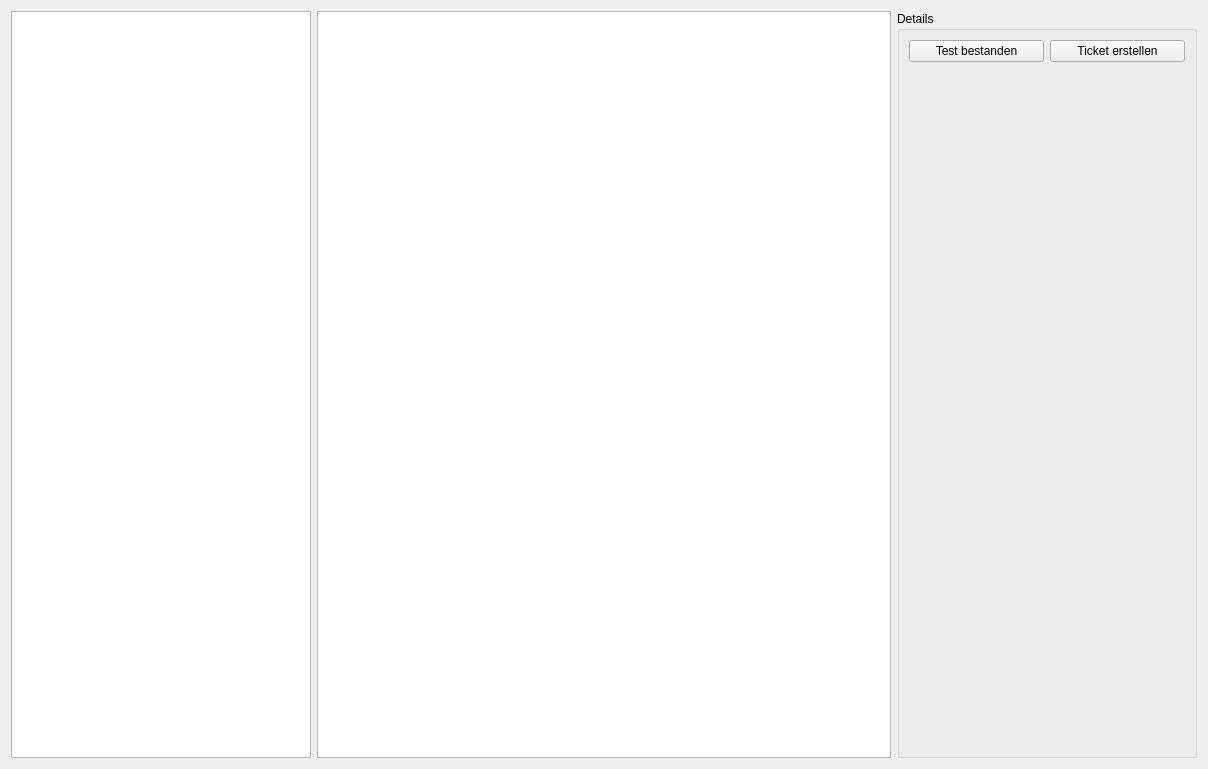
The window that SystemsWidget.ui (ghannami/TicketSystem) describes before a commit, drawn with Qt 5.
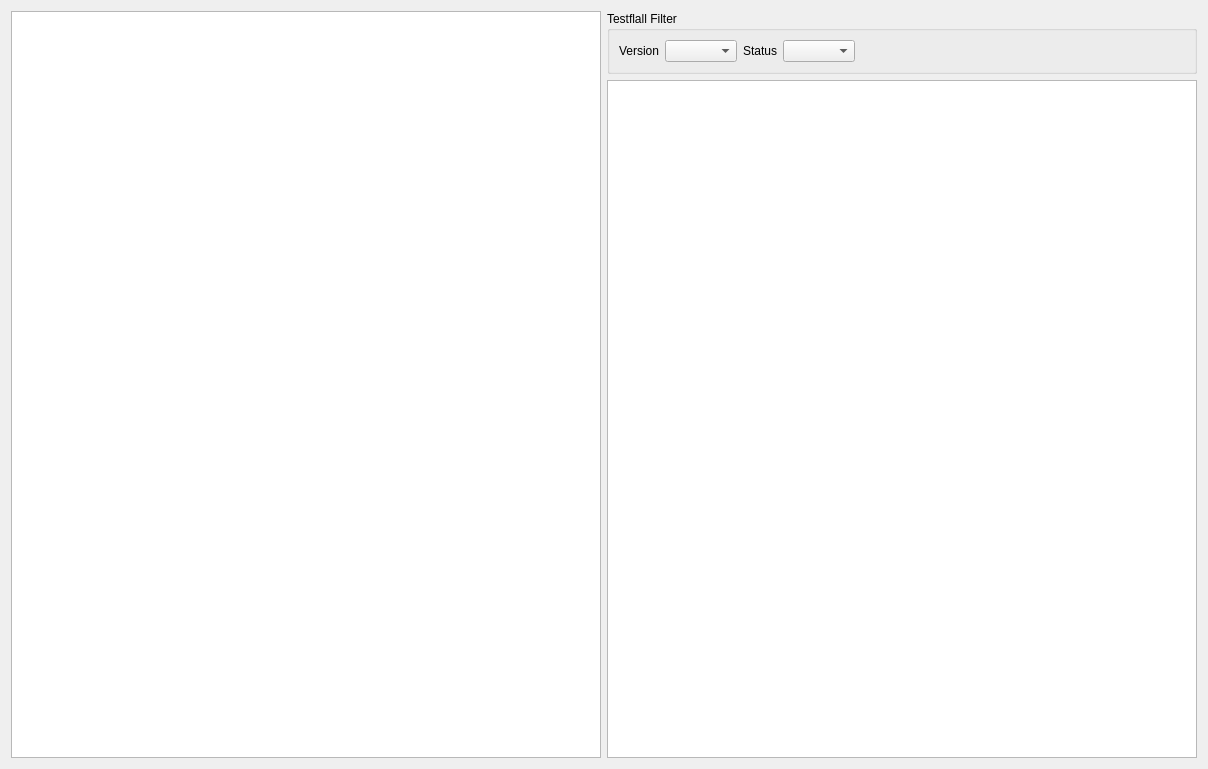
The same window after the commit.

Commit message: Systeme Versionen und Test Verwaltung.

```diff
--- a/SystemsWidget.ui
+++ b/SystemsWidget.ui
@@ -18,68 +18,66 @@
     <widget class="QTreeView" name="sysView">
      <property name="minimumSize">
       <size>
-       <width>300</width>
+       <width>0</width>
        <height>0</height>
       </size>
      </property>
      <property name="maximumSize">
       <size>
-       <width>250</width>
+       <width>16777215</width>
        <height>16777215</height>
       </size>
      </property>
     </widget>
    </item>
    <item>
-    <widget class="QTreeView" name="testView"/>
-   </item>
+    <layout class="QVBoxLayout" name="verticalLayout">
    <item>
     <widget class="QGroupBox" name="groupBox">
-     <property name="minimumSize">
-      <size>
-       <width>300</width>
-       <height>0</height>
-      </size>
-     </property>
-     <property name="maximumSize">
-      <size>
-       <width>300</width>
-       <height>16777215</height>
-      </size>
-     </property>
      <property name="title">
-      <string>Details</string>
+        <string>Testflall Filter</string>
      </property>
      <layout class="QGridLayout" name="gridLayout">
       <item row="0" column="1">
-       <widget class="QPushButton" name="createTicket">
-        <property name="text">
-         <string>Ticket erstellen</string>
-        </property>
-       </widget>
+         <widget class="QComboBox" name="versionBox"/>
       </item>
       <item row="0" column="0">
-       <widget class="QPushButton" name="testPassed">
+         <widget class="QLabel" name="label">
         <property name="text">
-         <string>Test bestanden</string>
+           <string>Version</string>
         </property>
        </widget>
       </item>
-      <item row="1" column="0">
-       <spacer name="verticalSpacer">
+        <item row="0" column="4">
+         <spacer name="horizontalSpacer">
         <property name="orientation">
-         <enum>Qt::Vertical</enum>
+           <enum>Qt::Horizontal</enum>
         </property>
         <property name="sizeHint" stdset="0">
          <size>
-          <width>20</width>
-          <height>40</height>
+            <width>40</width>
+            <height>20</height>
          </size>
         </property>
        </spacer>
       </item>
-     </layout>
-    </widget>
+        <item row="0" column="2">
+         <widget class="QLabel" name="label_2">
+          <property name="text">
+           <string>Status</string>
+          </property>
+         </widget>
+        </item>
+        <item row="0" column="3">
+         <widget class="QComboBox" name="statusBox"/>
+        </item>
+       </layout>
+      </widget>
+     </item>
+     <item>
+      <widget class="QTreeView" name="testView"/>
+     </item>
+    </layout>
    </item>
   </layout>
  </widget>
```
Left out of the diff: 2 changed lines with no effect on the pictures. Lines whose indentation alone changed are shown as unchanged. The commit also changes 27 other files.
